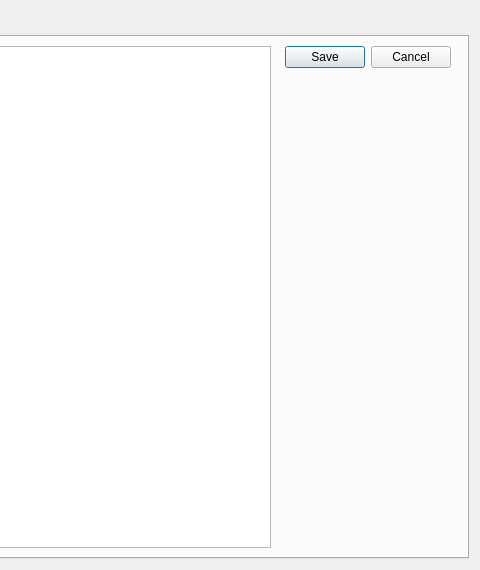
Qt form Localizer/form.ui (CRNL-Eduwell/Localizer) before a commit; both pictures show x 728 to 1208 and y 0 to 570 of the 1208 by 570 pixel window.
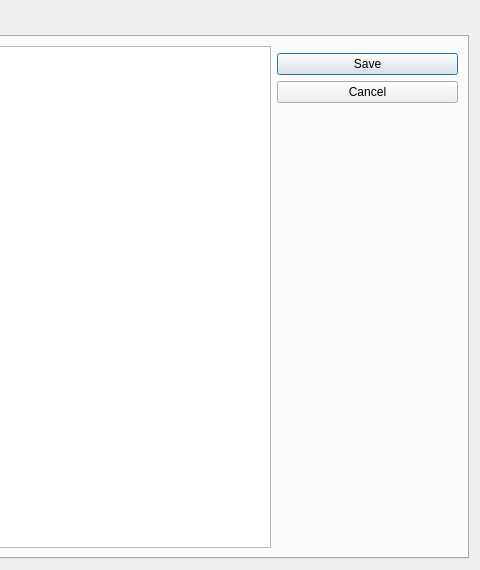
The same form after that commit.

Commit message: UI prov window

```diff
--- a/Localizer/form.ui
+++ b/Localizer/form.ui
@@ -93,20 +93,26 @@
          <property name="sizeConstraint">
           <enum>QLayout::SetDefaultConstraint</enum>
          </property>
+         <property name="leftMargin">
+          <number>0</number>
+         </property>
          <item>
           <widget class="QDialogButtonBox" name="buttonBox_save">
            <property name="minimumSize">
             <size>
              <width>181</width>
-             <height>23</height>
+             <height>63</height>
             </size>
            </property>
            <property name="maximumSize">
             <size>
              <width>181</width>
-             <height>23</height>
+             <height>63</height>
             </size>
            </property>
+           <property name="orientation">
+            <enum>Qt::Vertical</enum>
+           </property>
            <property name="standardButtons">
             <set>QDialogButtonBox::Cancel|QDialogButtonBox::Save</set>
            </property>
```
